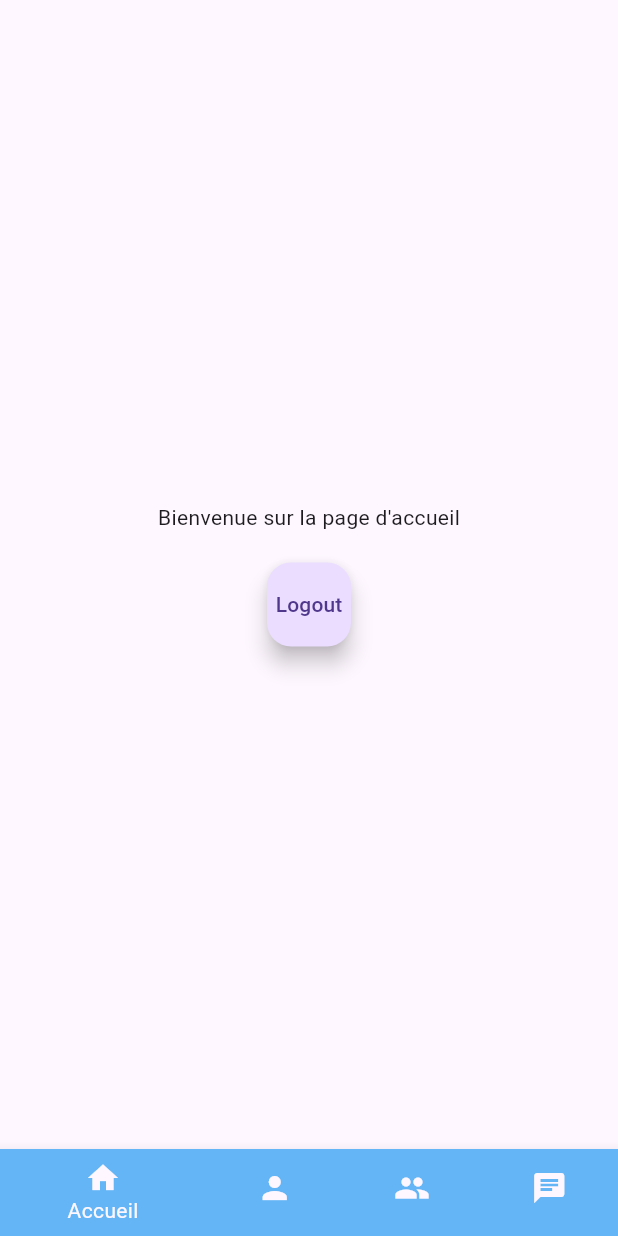
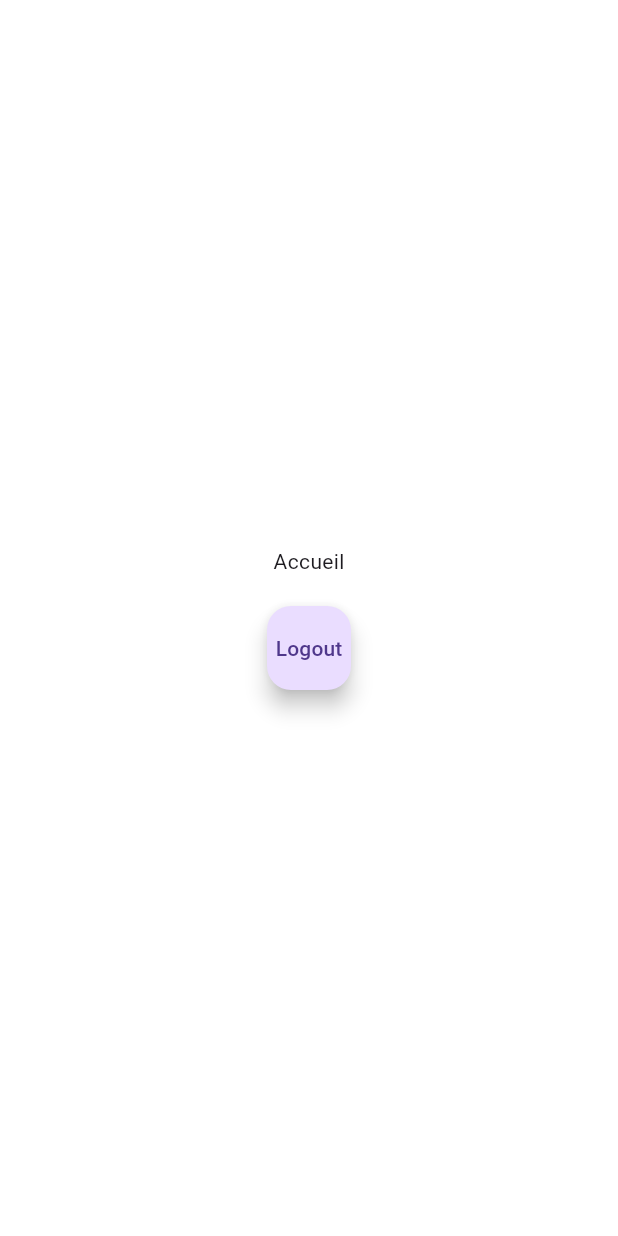
Before and after one commit to Samuel-Leveille/secret_santa, a Flutter app: the AccueilPage screen opened directly, on a phone screen of 412 x 824 dp. Run offline on Flutter 3.47's test engine with Material 3 defaults, Android fonts, the phone set to English and light mode, and no system bars; our stand-ins replace cloud_firestore, curved_navigation_bar, firebase_auth, firebase_core; accounts and stored records are empty.

```diff
--- a/secret_santa/lib/pages/accueil_page.dart
+++ b/secret_santa/lib/pages/accueil_page.dart
@@ -17,7 +17,6 @@ class AccueilPage extends StatefulWidget {
 
 class _AccueilPageState extends State<AccueilPage> {
   final AuthServices _auth = AuthServices();
-  int _currentIndex = 0;
 
   Future<void> signOut(BuildContext context) async {
     try {
@@ -34,13 +33,14 @@ class _AccueilPageState extends State<AccueilPage> {
   Widget build(BuildContext context) {
     return Scaffold(
       body: Container(
+        color: Colors.white,
         alignment: Alignment.center,
         child: SafeArea(
           child: Center(
             child: Column(
               mainAxisAlignment: MainAxisAlignment.center,
               children: [
-                const Text("Bienvenue sur la page d'accueil"),
+                const Text("Accueil"),
                 const SizedBox(
                   height: 20,
                 ),
@@ -54,34 +54,6 @@ class _AccueilPageState extends State<AccueilPage> {
           ),
         ),
       ),
-      bottomNavigationBar: BottomNavigationBar(
-        currentIndex: _currentIndex,
-        onTap: (index) => setState(() {
-          _currentIndex = index;
-        }),
-        items: <BottomNavigationBarItem>[
-          BottomNavigationBarItem(
-            icon: const Icon(Icons.home),
-            label: "Accueil",
-            backgroundColor: Colors.blue[300],
-          ),
-          BottomNavigationBarItem(
-            icon: const Icon(Icons.person),
-            label: "Profil",
-            backgroundColor: Colors.blue[300],
-          ),
-          BottomNavigationBarItem(
-            icon: const Icon(Icons.people),
-            label: "Amis",
-            backgroundColor: Colors.blue[300],
-          ),
-          BottomNavigationBarItem(
-            icon: const Icon(Icons.chat),
-            label: "Clavardage",
-            backgroundColor: Colors.blue[300],
-          )
-        ],
-      ),
     );
   }
 }
--- a/secret_santa/pubspec.yaml
+++ b/secret_santa/pubspec.yaml
@@ -13,6 +13,7 @@ dependencies:
   firebase_storage: ^11.7.7
   flutter:
     sdk: flutter
+  curved_navigation_bar: ^1.0.4
 
 dev_dependencies:
   flutter_test:
```
Also changed, not shown: secret_santa/lib/pages/add_group_page.dart (added, +23 -0 lines), secret_santa/lib/pages/bottom_bar.dart (added, +55 -0 lines), secret_santa/lib/pages/chat_page.dart (added, +23 -0 lines), secret_santa/lib/pages/friends_page.dart (added, +23 -0 lines), secret_santa/lib/pages/login_page.dart (+5 -2 lines), secret_santa/lib/pages/profile_page.dart (added, +23 -0 lines), secret_santa/lib/pages/signup_page.dart (+8 -2 lines), secret_santa/lib/pages/transition_page.dart (added, +16 -0 lines), secret_santa/pubspec.lock.
